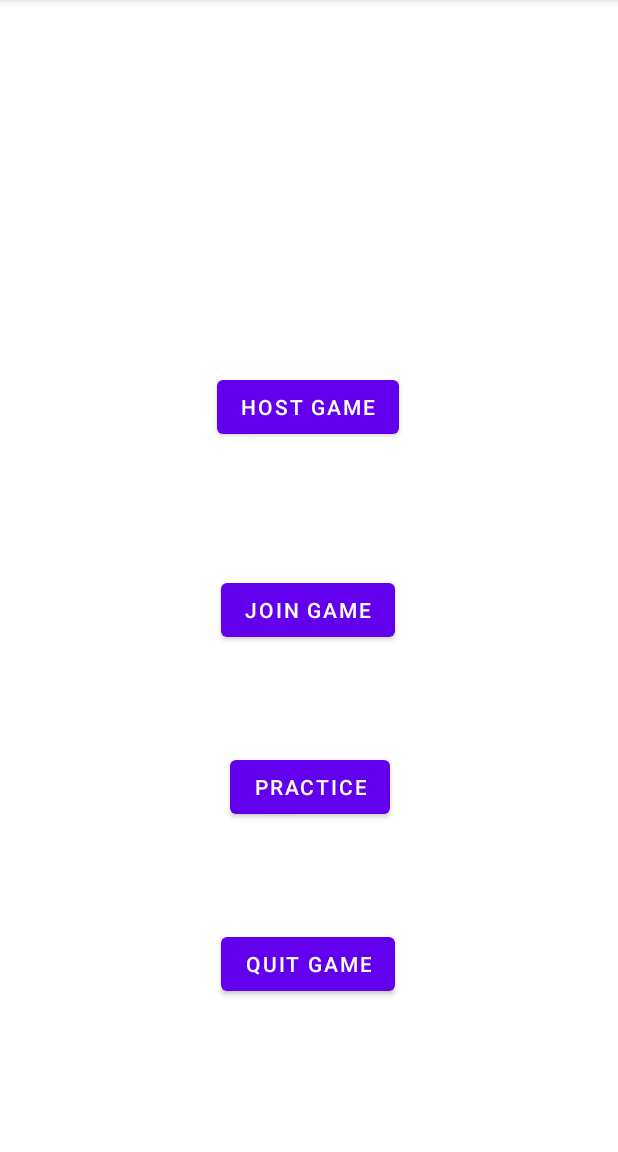
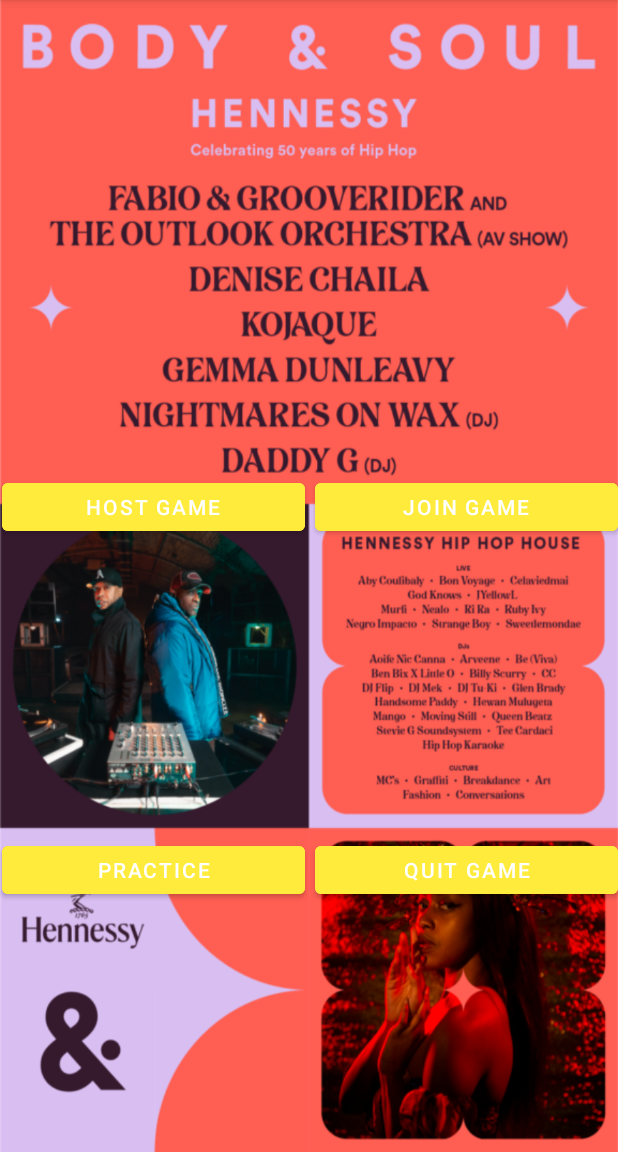
Before and after one commit to JackWilliamOHara/Project2App, an Android app: the screen it shows after launch (Home), on a phone screen of 412 x 824 dp, the part 84-1236 px from its top. Run offline under Robolectric (Android 15) with nearby library versions, the phone set to English and light mode, and no system bars; our stand-ins replace Firebase (no records; nobody signed in at launch, a user with empty details on screens opened directly).

Commit message:
Updated UI
UI update

```diff
--- a/Project2PaintingApp-MultiCanvas/Project2PaintingApp/app/src/main/res/layout/home.xml
+++ b/Project2PaintingApp-MultiCanvas/Project2PaintingApp/app/src/main/res/layout/home.xml
@@ -3,56 +3,57 @@
     xmlns:app="http://schemas.android.com/apk/res-auto"
     xmlns:tools="http://schemas.android.com/tools"
     android:layout_width="match_parent"
-    android:layout_height="match_parent">
+    android:layout_height="match_parent"
+    android:background="@drawable/bodysoul">
 
     <Button
         android:id="@+id/button"
-        android:layout_width="wrap_content"
-        android:layout_height="wrap_content"
-        android:layout_marginStart="158dp"
-        android:layout_marginTop="230dp"
-        android:layout_marginEnd="159dp"
-        android:layout_marginBottom="70dp"
+        android:layout_width="202dp"
+        android:layout_height="44dp"
+        android:layout_marginStart="1dp"
+        android:layout_marginTop="297dp"
+        android:layout_marginEnd="7dp"
+        android:layout_marginBottom="180dp"
+        android:backgroundTint="#FFEB3B"
         android:text="Host Game"
-        app:layout_constraintBottom_toTopOf="@+id/button2"
-        app:layout_constraintEnd_toEndOf="parent"
+        app:layout_constraintBottom_toTopOf="@+id/button3"
+        app:layout_constraintEnd_toStartOf="@+id/button2"
         app:layout_constraintStart_toStartOf="parent"
         app:layout_constraintTop_toTopOf="parent" />
 
     <Button
         android:id="@+id/button2"
-        android:layout_width="wrap_content"
-        android:layout_height="wrap_content"
-        android:layout_marginStart="158dp"
-        android:layout_marginEnd="159dp"
-        android:layout_marginBottom="70dp"
+        android:layout_width="202dp"
+        android:layout_height="44dp"
+        android:layout_marginTop="297dp"
+        android:layout_marginBottom="180dp"
+        android:backgroundTint="#FFEB3B"
         android:text="Join Game"
-        app:layout_constraintBottom_toTopOf="@+id/button3"
+        app:layout_constraintBottom_toTopOf="@+id/button4"
         app:layout_constraintEnd_toEndOf="parent"
-        app:layout_constraintStart_toStartOf="parent" />
+        app:layout_constraintTop_toTopOf="parent" />
 
     <Button
         android:id="@+id/button3"
-        android:layout_width="wrap_content"
-        android:layout_height="wrap_content"
-        android:layout_marginStart="159dp"
-        android:layout_marginEnd="158dp"
-        android:layout_marginBottom="70dp"
+        android:layout_width="202dp"
+        android:layout_height="44dp"
+        android:layout_marginStart="1dp"
+        android:layout_marginEnd="7dp"
+        android:layout_marginBottom="166dp"
+        android:backgroundTint="#FFEB3B"
         android:onClick="goPractice"
         android:text="Practice"
-        app:layout_constraintBottom_toTopOf="@+id/button4"
-        app:layout_constraintEnd_toEndOf="parent"
+        app:layout_constraintBottom_toBottomOf="parent"
+        app:layout_constraintEnd_toStartOf="@+id/button4"
         app:layout_constraintStart_toStartOf="parent" />
 
     <Button
         android:id="@+id/button4"
-        android:layout_width="wrap_content"
-        android:layout_height="wrap_content"
-        android:layout_marginStart="158dp"
-        android:layout_marginEnd="159dp"
-        android:layout_marginBottom="101dp"
+        android:layout_width="202dp"
+        android:layout_height="44dp"
+        android:layout_marginBottom="166dp"
+        android:backgroundTint="#FFEB3B"
         android:text="Quit Game"
         app:layout_constraintBottom_toBottomOf="parent"
-        app:layout_constraintEnd_toEndOf="parent"
-        app:layout_constraintStart_toStartOf="parent" />
+        app:layout_constraintEnd_toEndOf="parent" />
 </androidx.constraintlayout.widget.ConstraintLayout>
```
Also changed, not shown: Project2PaintingApp-MultiCanvas/Project2PaintingApp/app/src/main/res/layout/canvaspl1.xml (+42 -29 lines), Project2PaintingApp-MultiCanvas/Project2PaintingApp/app/src/main/res/layout/canvaspl2.xml (+42 -29 lines), Project2PaintingApp-MultiCanvas/Project2PaintingApp/app/src/main/res/layout/canvaspl3.xml (+42 -29 lines), Project2PaintingApp-MultiCanvas/Project2PaintingApp/app/src/main/res/drawable/bodysoul.png (added).
